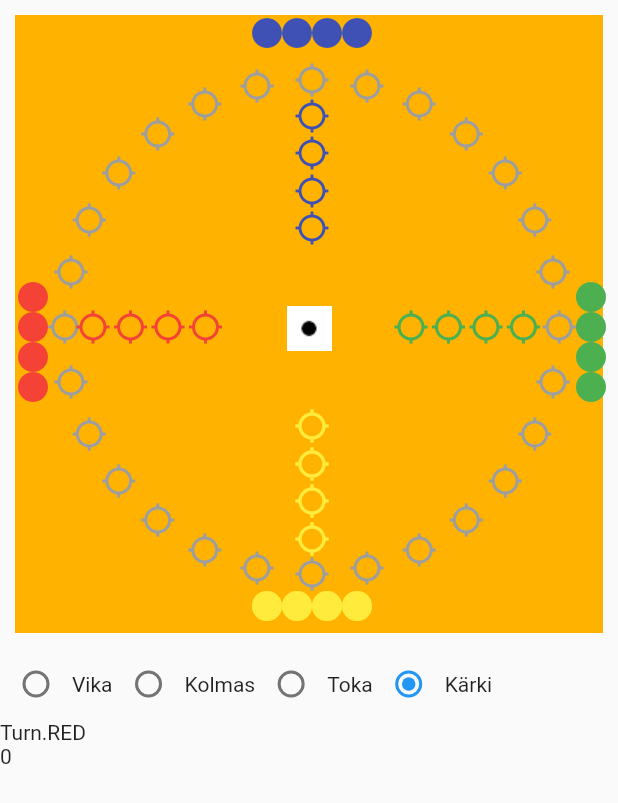
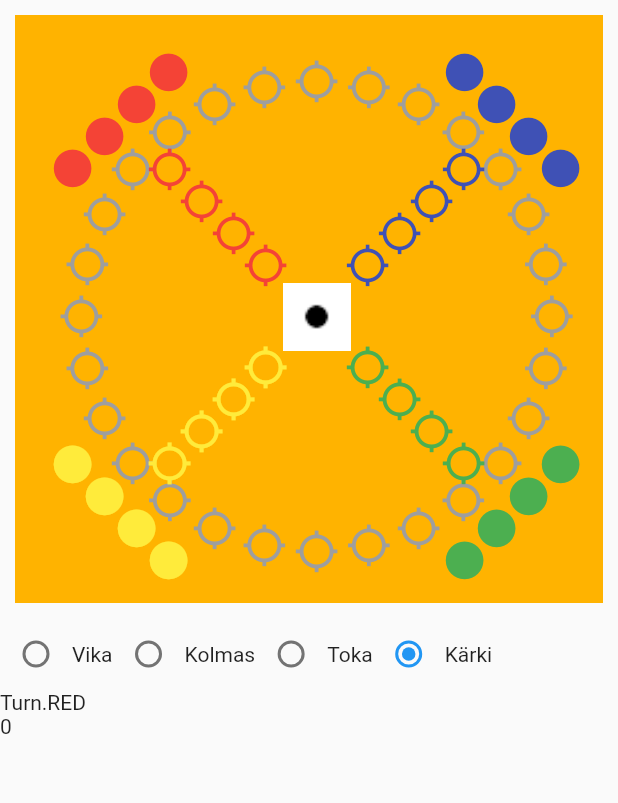
Before and after one commit to Spoam/as-kimble-mobiili, a Flutter app: the screen it shows after launch, after a tap on "Aloita peli", on a phone screen of 412 x 824 dp. Shown: the top 803 px of the screen. Run offline on Flutter 3.47's test engine with Material 2 defaults, Android fonts, the phone set to English and light mode, and no system bars.

Commit message:
rotated board 45 degrees left and improved scaling based on screen size

```diff
--- a/lib/game.dart
+++ b/lib/game.dart
@@ -40,38 +40,23 @@ class _GameWindowState extends State<GameWindow>{
   void _initBoard(double width){
     for(int i = 0; i < 28; i++){
         //x = sin(i),y = cos(i) => ympyrä
-        board[i] = [width/2 - 10 + width/2.5 * cos(i/(28/(2*pi))), width/2 + width/2.5 * sin(i/(28/(2*pi)))];
+        board[i] = [width/2 + width/2.5 * cos(i/(28/(2*pi))), width/2 + width/2.5 * sin(i/(28/(2*pi)))];
     }
     for(int i = 0; i < 16; i++){
 
-      double sideMargin = 50;
-      double topMargin = 40;
-      double pieceSize = 20;
-      double gapSize = 5;
-
       if( i / 4 < 1){
-        board[i + 28] = [sideMargin + (pieceSize + gapSize) * i, width / 2 ];
+        board[i + 28] = [width / 4 + (pieceSize / sqrt(2) )* i, width / 4  + (pieceSize / sqrt(2)) * i];
 
       }else if (i / 4 < 2){
-        board[i + 28] = [width / 2 - 10, topMargin + (pieceSize + gapSize) * (i - 3)];
+        board[i + 28] = [width - width / 4  - (pieceSize / sqrt(2)) * (i - 4), width / 4  + (pieceSize / sqrt(2)) * (i - 4)];
 
       }else if (i / 4 < 3){
-        board[i + 28] = [width - sideMargin - (pieceSize + gapSize) * (i - 7), width / 2];
+        board[i + 28] = [width - width / 4 - (pieceSize / sqrt(2)) *(i - 8), width - width / 4 - (pieceSize / sqrt(2)) * (i - 8)];
 
       }else if(i / 4 < 4){
-        board[i + 28] = [width / 2 - 10, width - topMargin - (pieceSize + gapSize) * (i - 11)];
+        board[i + 28] = [width / 4 + (pieceSize / sqrt(2)) * (i - 12), width - width / 4 - (pieceSize / sqrt(2)) * (i - 12)];
       }
     }
-  }
-
-  void _initGoal(double width){
-
-  }
-
-  List<Positioned> _createGoalIcons(){
-    List<Positioned> goalIcons = new List(16);
-
-    return goalIcons;
   }
 
   void _createBoardIcons() {
@@ -98,9 +83,10 @@ class _GameWindowState extends State<GameWindow>{
         child:Row(children:
         [
 
-          Text(''),
+          //Text('$i'),
           Icon(Icons.gps_not_fixed,
-            color: color,),
+            color: color,
+            size: pieceSize),
         ]),
       );
     }
@@ -161,8 +147,8 @@ class _GameWindowState extends State<GameWindow>{
           });
         },
         child:Container(
-          width: 30,
-          height: 30,
+          width: pieceSize*1.5,
+          height: pieceSize*1.5,
           decoration: BoxDecoration(
             image: DecorationImage(
               image: AssetImage("res/textures/pips$diceVal.png"),
@@ -173,52 +159,51 @@ class _GameWindowState extends State<GameWindow>{
     );
   }
 
-  Positioned _placePiece(double x, double y,Color col, int multiplier){
+  Positioned _placePiece(double x, double y,Color col, int multiplier,){
     return Positioned(
       top: y,
       left: x,
-      child: (multiplier > 1) ? Icon(Icons.add_circle, color: col) : Icon(Icons.brightness_1, color: col,),
+      child: (multiplier > 1) ? Icon(Icons.add_circle, color: col, size: pieceSize,) : Icon(Icons.brightness_1, color: col, size: pieceSize),
     );
   }
 
 
-  void _initPieces(double width, double height){
-    double topMargin = 10;
-    double sideMargin = 10;
-    double pieceSize = 20;
+  void _initPieces(double width){
+
+    double rowCenter = pieceSize/sqrt(2) * 2 - pieceSize/sqrt(2) / 2;
 
     for(int i = 0; i < 16; i++){
 
       if(i / 4 < 1){
 
-        double x = sideMargin;
-        double y = width / 2 - pieceSize + pieceSize*i;
+        double x = (width / 6) - rowCenter +  (pieceSize / sqrt(2)) * i;
+        double y = (width / 6) + rowCenter - (pieceSize / sqrt(2)) * i;
 
-        pieceIcons[i] = _placePiece(x, y,Colors.red, 1);
-        pieceData[i] = PieceData(14,14,Colors.red,[x ,y]);
+        pieceIcons[i] = _placePiece(x , y ,Colors.red, 1);
+        pieceData[i] = PieceData(17,17,Colors.red,[x ,y]);
 
       }else if(i / 4 < 2){
 
-        double x = width / 2 - 3*pieceSize + pieceSize * (i-3);
-        double y = topMargin;
+        double x = (width - (width / 6))  - rowCenter + (pieceSize / sqrt(2)) * (i - 4);
+        double y = (width / 6)  - rowCenter + (pieceSize / sqrt(2)) * (i - 4);
 
         pieceIcons[i] = _placePiece(x, y, Colors.indigo, 1);
-        pieceData[i] = PieceData(21,21,Colors.indigo, [x ,y]);
+        pieceData[i] = PieceData(24,24,Colors.indigo, [x ,y]);
 
       }else if(i / 4 < 3){
 
-        double x = width - pieceSize - sideMargin;
-        double y =  width / 2 - 2*pieceSize + pieceSize*(i - 7);
+        double x = (width - (width / 6))  - rowCenter + (pieceSize / sqrt(2)) * (i - 8);
+        double y = (width - (width / 6))  + rowCenter - (pieceSize / sqrt(2)) * (i - 8);
 
         pieceIcons[i] = _placePiece(x, y, Colors.green, 1);
-        pieceData[i] = PieceData(0,0,Colors.green, [x ,y]);
+        pieceData[i] = PieceData(3,3,Colors.green, [x ,y]);
       }else if(i / 4 < 4){
 
-        double x = width / 2 - pieceSize*3 + pieceSize*(i-11);
-        double y = width - pieceSize;
+        double x = (width / 6) - rowCenter + (pieceSize / sqrt(2)) * (i - 12);
+        double y = (width - (width / 6)) - rowCenter + (pieceSize / sqrt(2)) * (i - 12);
 
-        pieceIcons[i] = _placePiece(x , y, Colors.yellow, 1);
-        pieceData[i] = PieceData(7,7,Colors.yellow, [x ,y]);
+        pieceIcons[i] = _placePiece(x, y , Colors.yellow, 1);
+        pieceData[i] = PieceData(10,10,Colors.yellow, [x ,y]);
       }
     }
   }
@@ -415,15 +400,18 @@ class _GameWindowState extends State<GameWindow>{
 
   int _radioGroupVal = 3;
 
+  double pieceSize = 20;
+
   Widget build(BuildContext context){
 
-    double width = MediaQuery.of(context).size.width;
-    double height = MediaQuery.of(context).size.height;
+    double width = MediaQuery.of(context).size.width - 20;
+
+    pieceSize = width / 13;
 
 
     if(first) {
       _initBoard(width);
-      _initPieces(width, height);
+      _initPieces(width);
       _createBoardIcons();
       first = false;
     }
@@ -443,8 +431,8 @@ class _GameWindowState extends State<GameWindow>{
 
     //dice
     all.add(Positioned(
-      top: width / 2 - 2,
-      left: width / 2 - 15,
+      top: width / 2 - pieceSize / 4,
+      left: width / 2 - pieceSize / 4,
       child:_dice(),
     ));
 
```
